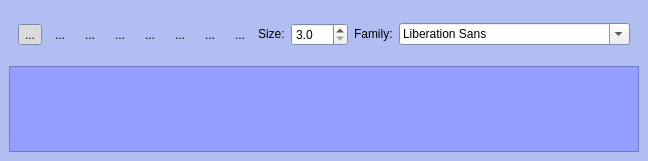
musescore/musescore-old, file mscore/mscore/textpalette.ui: the form before one commit.
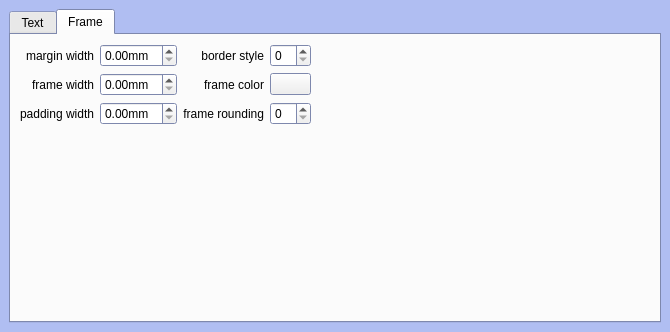
The form after the commit. The open tabs and pages were chosen to show the change. Icons and pictures are not drawn.

Patch:
```diff
--- a/mscore/mscore/textpalette.ui
+++ b/mscore/mscore/textpalette.ui
@@ -5,8 +5,8 @@
    <rect>
     <x>0</x>
     <y>0</y>
-    <width>519</width>
-    <height>161</height>
+    <width>670</width>
+    <height>332</height>
    </rect>
   </property>
   <property name="palette" >
@@ -83,6 +83,28 @@
    <property name="spacing" >
     <number>6</number>
    </property>
+   <property name="leftMargin" >
+    <number>9</number>
+   </property>
+   <property name="topMargin" >
+    <number>9</number>
+   </property>
+   <property name="rightMargin" >
+    <number>9</number>
+   </property>
+   <property name="bottomMargin" >
+    <number>9</number>
+   </property>
+   <item>
+    <widget class="QTabWidget" name="tabWidget" >
+     <property name="currentIndex" >
+      <number>0</number>
+     </property>
+     <widget class="QWidget" name="tab" >
+      <attribute name="title" >
+       <string>Text</string>
+      </attribute>
+      <layout class="QVBoxLayout" >
    <item>
     <widget class="QFrame" name="frame" >
      <property name="sizePolicy" >
@@ -101,12 +123,21 @@
       <number>0</number>
      </property>
      <layout class="QHBoxLayout" >
-      <property name="margin" >
-       <number>9</number>
-      </property>
       <property name="spacing" >
        <number>6</number>
       </property>
+          <property name="leftMargin" >
+           <number>9</number>
+          </property>
+          <property name="topMargin" >
+           <number>9</number>
+          </property>
+          <property name="rightMargin" >
+           <number>9</number>
+          </property>
+          <property name="bottomMargin" >
+           <number>9</number>
+          </property>
       <item>
        <widget class="QToolButton" name="leftAlign" >
         <property name="toolTip" >
@@ -334,6 +365,12 @@
       </item>
       <item>
        <widget class="QDoubleSpinBox" name="typefaceSize" >
+            <property name="sizePolicy" >
+             <sizepolicy vsizetype="Fixed" hsizetype="Preferred" >
+              <horstretch>0</horstretch>
+              <verstretch>0</verstretch>
+             </sizepolicy>
+            </property>
         <property name="toolTip" >
          <string>font size</string>
         </property>
@@ -459,6 +496,141 @@
      <property name="frameShadow" >
       <enum>QFrame::Raised</enum>
      </property>
+        </widget>
+       </item>
+      </layout>
+     </widget>
+     <widget class="QWidget" name="tab_2" >
+      <attribute name="title" >
+       <string>Frame</string>
+      </attribute>
+      <layout class="QGridLayout" >
+       <item row="0" column="0" >
+        <widget class="QLabel" name="label_3" >
+         <property name="text" >
+          <string>margin width</string>
+         </property>
+         <property name="alignment" >
+          <set>Qt::AlignRight|Qt::AlignTrailing|Qt::AlignVCenter</set>
+         </property>
+        </widget>
+       </item>
+       <item row="0" column="1" >
+        <widget class="QDoubleSpinBox" name="marginWidth" >
+         <property name="suffix" >
+          <string>mm</string>
+         </property>
+        </widget>
+       </item>
+       <item row="0" column="2" >
+        <widget class="QLabel" name="label_6" >
+         <property name="text" >
+          <string>border style</string>
+         </property>
+         <property name="alignment" >
+          <set>Qt::AlignRight|Qt::AlignTrailing|Qt::AlignVCenter</set>
+         </property>
+        </widget>
+       </item>
+       <item row="0" column="4" >
+        <spacer>
+         <property name="orientation" >
+          <enum>Qt::Horizontal</enum>
+         </property>
+         <property name="sizeHint" >
+          <size>
+           <width>421</width>
+           <height>20</height>
+          </size>
+         </property>
+        </spacer>
+       </item>
+       <item row="1" column="0" >
+        <widget class="QLabel" name="label_4" >
+         <property name="text" >
+          <string>frame width</string>
+         </property>
+         <property name="alignment" >
+          <set>Qt::AlignRight|Qt::AlignTrailing|Qt::AlignVCenter</set>
+         </property>
+        </widget>
+       </item>
+       <item row="1" column="1" >
+        <widget class="QDoubleSpinBox" name="frameWidth" >
+         <property name="suffix" >
+          <string>mm</string>
+         </property>
+        </widget>
+       </item>
+       <item row="1" column="2" >
+        <widget class="QLabel" name="label_7" >
+         <property name="text" >
+          <string>frame color</string>
+         </property>
+         <property name="alignment" >
+          <set>Qt::AlignRight|Qt::AlignTrailing|Qt::AlignVCenter</set>
+         </property>
+        </widget>
+       </item>
+       <item row="1" column="3" >
+        <widget class="QPushButton" name="frameColor" >
+         <property name="text" >
+          <string/>
+         </property>
+        </widget>
+       </item>
+       <item row="2" column="0" >
+        <widget class="QLabel" name="label_5" >
+         <property name="text" >
+          <string>padding width</string>
+         </property>
+         <property name="alignment" >
+          <set>Qt::AlignRight|Qt::AlignTrailing|Qt::AlignVCenter</set>
+         </property>
+        </widget>
+       </item>
+       <item row="2" column="1" >
+        <widget class="QDoubleSpinBox" name="paddingWidth" >
+         <property name="suffix" >
+          <string>mm</string>
+         </property>
+        </widget>
+       </item>
+       <item row="3" column="1" >
+        <spacer>
+         <property name="orientation" >
+          <enum>Qt::Vertical</enum>
+         </property>
+         <property name="sizeHint" >
+          <size>
+           <width>20</width>
+           <height>311</height>
+          </size>
+         </property>
+        </spacer>
+       </item>
+       <item row="2" column="2" >
+        <widget class="QLabel" name="label_8" >
+         <property name="text" >
+          <string>frame rounding</string>
+         </property>
+         <property name="alignment" >
+          <set>Qt::AlignRight|Qt::AlignTrailing|Qt::AlignVCenter</set>
+         </property>
+        </widget>
+       </item>
+       <item row="2" column="3" >
+        <widget class="QSpinBox" name="borderRounding" />
+       </item>
+       <item row="0" column="3" >
+        <widget class="QSpinBox" name="borderStyle" >
+         <property name="maximum" >
+          <number>10</number>
+         </property>
+        </widget>
+       </item>
+      </layout>
+     </widget>
     </widget>
    </item>
   </layout>
```
Left out of the diff: 3 changed lines with no effect on the pictures. Lines whose indentation alone changed are shown as unchanged.
